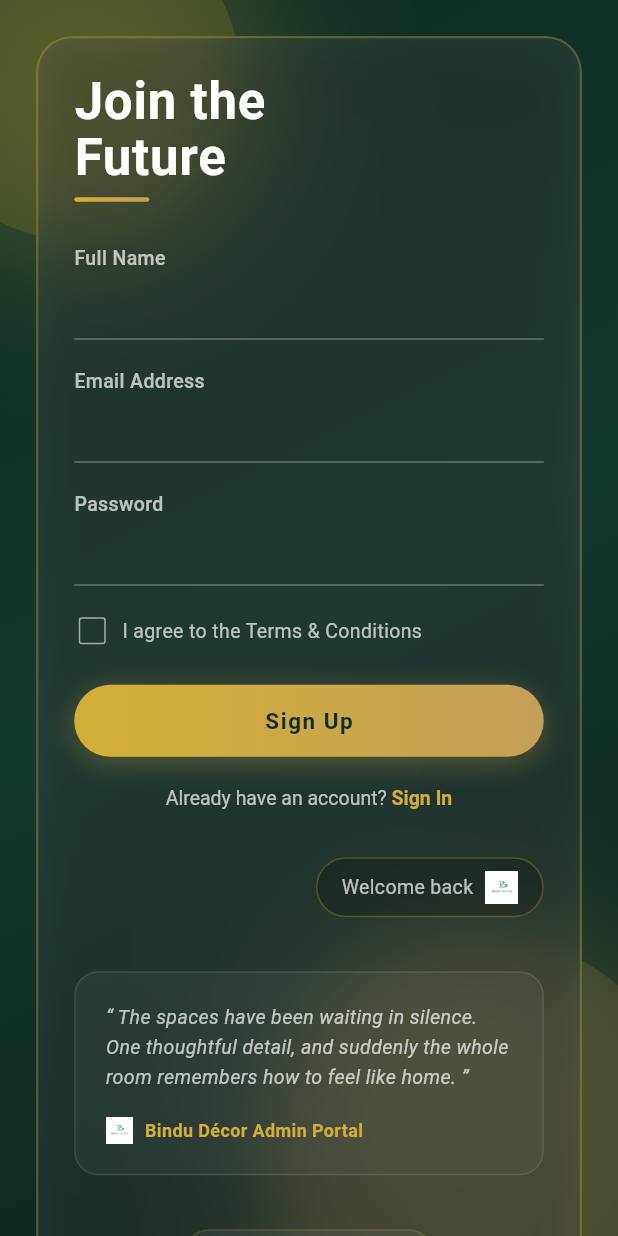
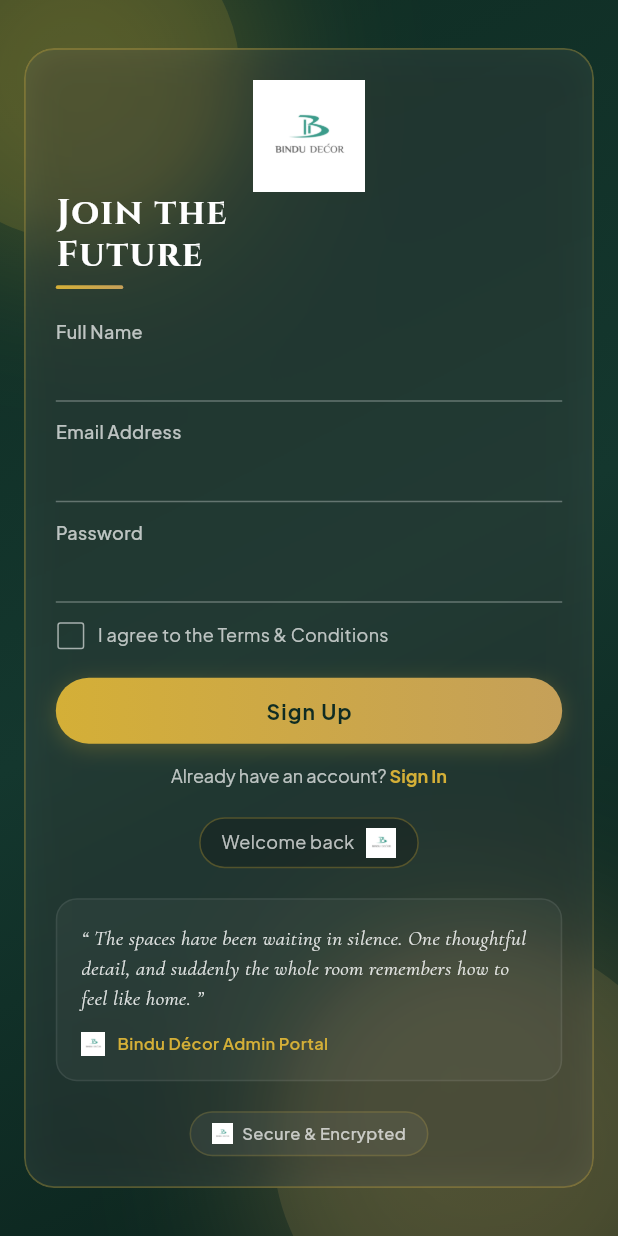
Before and after one commit to shubh685/bindu_decor, a Flutter app: the AdminAuth screen opened by its route, on a phone screen of 412 x 824 dp. Run offline on Flutter 3.47's test engine with Material 3 defaults, Android fonts, the phone set to English and light mode, and no system bars; our stand-ins replace google_fonts, visibility_detector; missing offline and left inert: font_awesome_icon_class.

Commit message:
updated code

```diff
--- a/lib/Admin_Auth.dart
+++ b/lib/Admin_Auth.dart
@@ -1,7 +1,8 @@
 import 'dart:ui';
 import 'package:flutter/material.dart';
+import 'package:google_fonts/google_fonts.dart';
 
-// Color Palette Theme inspired by home_page.dart
+// Color Palette Theme
 class LuxuryTheme {
   static const Color primaryDark = Color(0xFF0F2C23); // Dark Emerald Green
   static const Color primaryAccent = Color(0xFFD4AF37); // Signature Gold
@@ -68,8 +69,8 @@ class _AdminAuthState extends State<AdminAuth> {
           });
         } else if (_resetStep == ResetStep.newPassword) {
           ScaffoldMessenger.of(context).showSnackBar(
-            const SnackBar(
-              content: Text("Password successfully reset! Please sign in."),
+            SnackBar(
+              content: Text("Password successfully reset! Please sign in.", style: GoogleFonts.plusJakartaSans()),
               backgroundColor: LuxuryTheme.primaryDark,
             ),
           );
@@ -78,23 +79,23 @@ class _AdminAuthState extends State<AdminAuth> {
       } else if (_authMode == AuthMode.signUp) {
         if (!_agreeTerms) {
           ScaffoldMessenger.of(context).showSnackBar(
-            const SnackBar(
-              content: Text("Please agree to the Terms & Conditions."),
+            SnackBar(
+              content: Text("Please agree to the Terms & Conditions.", style: GoogleFonts.plusJakartaSans()),
               backgroundColor: Colors.redAccent,
             ),
           );
           return;
         }
         ScaffoldMessenger.of(context).showSnackBar(
-          const SnackBar(
-            content: Text("Account created successfully!"),
+          SnackBar(
+            content: Text("Account created successfully!", style: GoogleFonts.plusJakartaSans()),
             backgroundColor: LuxuryTheme.primaryDark,
           ),
         );
       } else {
         ScaffoldMessenger.of(context).showSnackBar(
-          const SnackBar(
-            content: Text("Signed in successfully!"),
+          SnackBar(
+            content: Text("Signed in successfully!", style: GoogleFonts.plusJakartaSans()),
             backgroundColor: LuxuryTheme.primaryDark,
           ),
         );
@@ -140,33 +141,35 @@ class _AdminAuthState extends State<AdminAuth> {
             // Main Centered Content
             Center(
               child: SingleChildScrollView(
-                padding: const EdgeInsets.all(24),
+                padding: const EdgeInsets.symmetric(horizontal: 16, vertical: 12),
                 child: Column(
                   mainAxisAlignment: MainAxisAlignment.center,
+                  crossAxisAlignment: CrossAxisAlignment.center,
                   children: [
-                    // Glassmorphism Main Card
+
+                    // Glassmorphism Main Card with Reduced Dimensions
                     ClipRRect(
-                      borderRadius: BorderRadius.circular(24),
+                      borderRadius: BorderRadius.circular(20),
                       child: BackdropFilter(
                         filter: ImageFilter.blur(sigmaX: 20, sigmaY: 20),
                         child: Container(
-                          width: isDesktop ? 850 : 450,
+                          width: isDesktop ? 780 : 410, // Decreased size
                           decoration: BoxDecoration(
                             color: Colors.white.withOpacity(0.08),
-                            borderRadius: BorderRadius.circular(24),
+                            borderRadius: BorderRadius.circular(20),
                             border: Border.all(
                               color: LuxuryTheme.primaryAccent.withOpacity(0.3),
-                              width: 1.5,
+                              width: 1.2,
                             ),
                             boxShadow: [
                               BoxShadow(
-                                color: Colors.black.withOpacity(0.3),
-                                blurRadius: 30,
-                                spreadRadius: 5,
+                                color: Colors.black.withOpacity(0.25),
+                                blurRadius: 25,
+                                spreadRadius: 4,
                               ),
                             ],
                           ),
-                          padding: EdgeInsets.all(isDesktop ? 40 : 24),
+                          padding: EdgeInsets.all(isDesktop ? 28 : 20), // Tighter interior padding
                           child: Form(
                             key: _formKey,
                             child: isDesktop
@@ -174,14 +177,14 @@ class _AdminAuthState extends State<AdminAuth> {
                               crossAxisAlignment: CrossAxisAlignment.start,
                               children: [
                                 Expanded(flex: 6, child: _buildFormSection()),
-                                const SizedBox(width: 40),
+                                const SizedBox(width: 28),
                                 Expanded(flex: 5, child: _buildSidePanelSection()),
                               ],
                             )
                                 : Column(
                               children: [
                                 _buildFormSection(),
-                                const SizedBox(height: 32),
+                                const SizedBox(height: 20),
                                 _buildSidePanelSection(),
                               ],
                             ),
@@ -248,14 +251,20 @@ class _AdminAuthState extends State<AdminAuth> {
     return Column(
       crossAxisAlignment: CrossAxisAlignment.start,
       children: [
-        // Title
-        Text(title, style: const TextStyle(fontSize: 34, fontWeight: FontWeight.bold, color: Colors.white, height: 1.1, letterSpacing: 0.5)),
-        const SizedBox(height: 8),
+        Align(
+          alignment: Alignment.center,
+          child: SizedBox(
+              height:75,
+              child: Image.asset("assets/images/bindu.png")),
+        ),
+        // Title with Google Fonts Cinzel
+        Text(title, style: GoogleFonts.cinzel(fontSize: 24, fontWeight: FontWeight.bold, color: Colors.white, height: 1.15, letterSpacing: 1.0,)),
+        const SizedBox(height: 6),
 
         // Accent Line
         Container(
-          height: 3,
-          width: 50,
+          height: 2.5,
+          width: 45,
           decoration: BoxDecoration(
             borderRadius: BorderRadius.circular(2),
             gradient: const LinearGradient(
@@ -263,7 +272,7 @@ class _AdminAuthState extends State<AdminAuth> {
             ),
           ),
         ),
-        const SizedBox(height: 28),
+        const SizedBox(height: 20),
 
         // Sign Up Fields
         if (_authMode == AuthMode.signUp) ...[
@@ -275,10 +284,10 @@ class _AdminAuthState extends State<AdminAuth> {
               return null;
             },
           ),
-          const SizedBox(height: 18),
+          const SizedBox(height: 12),
         ],
 
-        // Email Field (Shown during Sign Up, Sign In, or Step 1 of Reset Password)
+        // Email Field
         if (_authMode != AuthMode.resetPassword || _resetStep == ResetStep.enterEmail) ...[
           _buildTextField(
             controller: _emailController,
@@ -291,10 +300,10 @@ class _AdminAuthState extends State<AdminAuth> {
               return null;
             },
           ),
-          const SizedBox(height: 18),
+          const SizedBox(height: 12),
         ],
 
-        // Password Field (For Sign Up & Sign In)
+        // Password Field
         if (_authMode != AuthMode.resetPassword) ...[
           _buildTextField(
             controller: _passwordController,
@@ -306,10 +315,10 @@ class _AdminAuthState extends State<AdminAuth> {
               return null;
             },
           ),
-          const SizedBox(height: 18),
+          const SizedBox(height: 12),
         ],
 
-        // Reset Password Step 2: OTP Entry
+        // OTP Field
         if (_authMode == AuthMode.resetPassword && _resetStep == ResetStep.enterOtp) ...[
           _buildTextField(
             controller: _otpController,
@@ -321,10 +330,10 @@ class _AdminAuthState extends State<AdminAuth> {
               return null;
             },
           ),
-          const SizedBox(height: 18),
+          const SizedBox(height: 12),
         ],
 
-        // Reset Password Step 3: New Password & Confirm Password
+        // Reset Password New Password Fields
         if (_authMode == AuthMode.resetPassword && _resetStep == ResetStep.newPassword) ...[
           _buildTextField(
             controller: _newPasswordController,
@@ -336,7 +345,7 @@ class _AdminAuthState extends State<AdminAuth> {
               return null;
             },
           ),
-          const SizedBox(height: 18),
+          const SizedBox(height: 12),
           _buildTextField(
             controller: _confirmPasswordController,
             label: "Retype New Password",
@@ -349,7 +358,7 @@ class _AdminAuthState extends State<AdminAuth> {
               return null;
             },
           ),
-          const SizedBox(height: 18),
+          const SizedBox(height: 12),
         ],
 
         // Options Footer
@@ -357,8 +366,8 @@ class _AdminAuthState extends State<AdminAuth> {
           Row(
             children: [
               SizedBox(
-                height: 24,
-                width: 24,
+                height: 20,
+                width: 20,
                 child: Checkbox(
                   value: _agreeTerms,
                   activeColor: LuxuryTheme.primaryAccent,
@@ -372,10 +381,10 @@ class _AdminAuthState extends State<AdminAuth> {
                 ),
               ),
               const SizedBox(width: 8),
-              const Expanded(
+              Expanded(
                 child: Text(
                   "I agree to the Terms & Conditions",
-                  style: TextStyle(color: Colors.white70, fontSize: 13),
+                  style: GoogleFonts.plusJakartaSans(color: Colors.white70, fontSize: 12),
                 ),
               ),
             ],
@@ -384,27 +393,35 @@ class _AdminAuthState extends State<AdminAuth> {
           Align(
             alignment: Alignment.centerRight,
             child: TextButton(
+              style: TextButton.styleFrom(
+                padding: EdgeInsets.zero,
+                minimumSize: Size.zero,
+                tapTargetSize: MaterialTapTargetSize.shrinkWrap,
+              ),
               onPressed: () => _switchAuthMode(AuthMode.resetPassword),
-              child: const Text("Forgot Password?", style: TextStyle(color: LuxuryTheme.primaryAccent, fontSize: 13),),
+              child: Text(
+                "Forgot Password?",
+                style: GoogleFonts.plusJakartaSans(color: LuxuryTheme.primaryAccent, fontSize: 12),
+              ),
             ),
           ),
 
-        const SizedBox(height: 24),
+        const SizedBox(height: 18),
 
         // Action Button
         Container(
           width: double.infinity,
-          height: 48,
+          height: 44,
           decoration: BoxDecoration(
-            borderRadius: BorderRadius.circular(24),
+            borderRadius: BorderRadius.circular(22),
             gradient: const LinearGradient(
               colors: [LuxuryTheme.primaryAccent, LuxuryTheme.secondaryAccent],
             ),
             boxShadow: [
               BoxShadow(
-                color: LuxuryTheme.primaryAccent.withOpacity(0.3),
-                blurRadius: 15,
-                offset: const Offset(0, 4),
+                color: LuxuryTheme.primaryAccent.withOpacity(0.25),
+                blurRadius: 12,
+                offset: const Offset(0, 3),
               ),
             ],
           ),
@@ -414,13 +431,21 @@ class _AdminAuthState extends State<AdminAuth> {
               backgroundColor: Colors.transparent,
               shadowColor: Colors.transparent,
               shape: RoundedRectangleBorder(
-                borderRadius: BorderRadius.circular(24),
+                borderRadius: BorderRadius.circular(22),
               ),
             ),
-            child: Text(buttonText, style: const TextStyle(fontSize: 15, fontWeight: FontWeight.bold, color: LuxuryTheme.primaryDark, letterSpacing: 1.0)),
+            child: Text(
+              buttonText,
+              style: GoogleFonts.plusJakartaSans(
+                fontSize: 14,
+                fontWeight: FontWeight.bold,
+                color: LuxuryTheme.primaryDark,
+                letterSpacing: 0.8,
+              ),
+            ),
           ),
         ),
-        const SizedBox(height: 20),
+        const SizedBox(height: 14),
 
         // Mode Switchers
         Center(
@@ -434,7 +459,7 @@ class _AdminAuthState extends State<AdminAuth> {
             },
             child: RichText(
               text: TextSpan(
-                style: const TextStyle(fontSize: 13, color: Colors.white70),
+                style: GoogleFonts.plusJakartaSans(fontSize: 12, color: Colors.white70),
                 children: [
                   TextSpan(
                     text: _authMode == AuthMode.signUp
@@ -443,7 +468,7 @@ class _AdminAuthState extends State<AdminAuth> {
                   ),
                   TextSpan(
                     text: _authMode == AuthMode.signUp ? "Sign In" : "Sign Up",
-                    style: const TextStyle(
+                    style: GoogleFonts.plusJakartaSans(
                       color: LuxuryTheme.primaryAccent,
                       fontWeight: FontWeight.bold,
                     ),
@@ -462,11 +487,10 @@ class _AdminAuthState extends State<AdminAuth> {
     return Column(
       mainAxisAlignment: MainAxisAlignment.spaceBetween,
       children: [
-        // Mode Switcher Toggle Pill
-        Align(
-          alignment: Alignment.topRight,
+        // Centered Header Tag with Small Logo
+        Center(
           child: Container(
-            padding: const EdgeInsets.symmetric(horizontal: 16, vertical: 8),
+            padding: const EdgeInsets.symmetric(horizontal: 14, vertical: 6),
             decoration: BoxDecoration(
               color: Colors.black.withOpacity(0.2),
               borderRadius: BorderRadius.circular(20),
@@ -477,7 +501,7 @@ class _AdminAuthState extends State<AdminAuth> {
               children: [
                 Text(
                   _authMode == AuthMode.signUp ? "Welcome back" : "New here?",
-                  style: const TextStyle(color: Colors.white70, fontSize: 13),
+                  style: GoogleFonts.plusJakartaSans(color: Colors.white70, fontSize: 12),
                 ),
                 const SizedBox(width: 8),
                 GestureDetector(
@@ -488,62 +512,70 @@ class _AdminAuthState extends State<AdminAuth> {
                   },
                   child: Image.asset(
                     "assets/images/bindu.png",
-                    width: 22,
-                    height: 22,
+                    width: 20,
+                    height: 20,
                     fit: BoxFit.contain,
                     errorBuilder: (context, error, stackTrace) =>
-                    const Icon(Icons.lock, color: LuxuryTheme.primaryAccent, size: 18),
+                    const Icon(Icons.lock, color: LuxuryTheme.primaryAccent, size: 16),
                   ),
                 ),
               ],
             ),
           ),
         ),
-        const SizedBox(height: 36),
+        const SizedBox(height: 20),
 
         // Glass Quote Box
         Container(
           width: double.infinity,
-          padding: const EdgeInsets.all(20),
+          padding: const EdgeInsets.all(16),
           decoration: BoxDecoration(
             color: Colors.white.withOpacity(0.04),
-            borderRadius: BorderRadius.circular(16),
-            border: Border.all(color: Colors.white.withOpacity(0.1)),
+            borderRadius: BorderRadius.circular(14),
+            border: Border.all(color: Colors.white.withOpacity(0.08)),
           ),
           child: Column(
             crossAxisAlignment: CrossAxisAlignment.start,
             children: [
-              const Text(
+              Text(
                 "“ The spaces have been waiting in silence. One thoughtful detail, and suddenly the whole room remembers how to feel like home. ”",
-                style: TextStyle(
-                  color: Colors.white70,
-                  fontSize: 13,
-                  height: 1.5,
+                style: GoogleFonts.cormorantGaramond(
+                  color: Colors.white.withOpacity(0.85),
+                  fontSize: 14,
+                  height: 1.4,
                   fontStyle: FontStyle.italic,
+                  fontWeight: FontWeight.w400,
                 ),
               ),
-              const SizedBox(height: 16),
+              const SizedBox(height: 12),
               Row(
                 children: [
                   Image.asset(
                     "assets/images/bindu.png",
-                    width: 18,
-                    height: 18,
+                    width: 16,
+                    height: 16,
                     fit: BoxFit.contain,
-                    errorBuilder: (context, error, stackTrace) => Container(),
+                    errorBuilder: (context, error, stackTrace) => const SizedBox(),
                   ),
                   const SizedBox(width: 8),
-                  const Text("Bindu Décor Admin Portal", style: TextStyle(color: LuxuryTheme.primaryAccent, fontSize: 12, fontWeight: FontWeight.w600)),
+                  Text(
+                    "Bindu Décor Admin Portal",
+                    style: GoogleFonts.plusJakartaSans(
+                      color: LuxuryTheme.primaryAccent,
+                      fontSize: 11,
+                      fontWeight: FontWeight.w600,
+                    ),
+                  ),
                 ],
               ),
             ],
           ),
         ),
-        const SizedBox(height: 36),
+        const SizedBox(height: 20),
 
         // Security Badge
         Container(
-          padding: const EdgeInsets.symmetric(horizontal: 16, vertical: 8),
+          padding: const EdgeInsets.symmetric(horizontal: 14, vertical: 6),
           decoration: BoxDecoration(
             color: Colors.white.withOpacity(0.05),
             borderRadius: BorderRadius.circular(20),
@@ -554,14 +586,21 @@ class _AdminAuthState extends State<AdminAuth> {
             children: [
               Image.asset(
                 "assets/images/bindu.png",
-                width: 16,
-                height: 16,
+                width: 14,
+                height: 14,
                 fit: BoxFit.contain,
                 errorBuilder: (context, error, stackTrace) =>
-                const Icon(Icons.security, color: LuxuryTheme.primaryAccent, size: 16),
+                const Icon(Icons.security, color: LuxuryTheme.primaryAccent, size: 14),
               ),
-              const SizedBox(width: 8),
-              const Text("Secure & Encrypted", style: TextStyle(color: Colors.white70, fontSize: 12, fontWeight: FontWeight.w500)),
+              const SizedBox(width: 6),
+              Text(
+                "Secure & Encrypted",
+                style: GoogleFonts.plusJakartaSans(
+                  color: Colors.white70,
+                  fontSize: 11,
+                  fontWeight: FontWeight.w500,
+                ),
+              ),
             ],
           ),
         ),
@@ -569,7 +608,7 @@ class _AdminAuthState extends State<AdminAuth> {
     );
   }
 
-  // Custom Form TextField Builder with Form Field Validation
+  // Custom Form TextField Builder
   Widget _buildTextField({
     required TextEditingController controller,
     required String label,
@@ -579,29 +618,36 @@ class _AdminAuthState extends State<AdminAuth> {
     return Column(
       crossAxisAlignment: CrossAxisAlignment.start,
       children: [
-        Text(label, style: const TextStyle(color: Colors.white70, fontSize: 13, fontWeight: FontWeight.w500,)),
-        const SizedBox(height: 4),
+        Text(
+          label,
+          style: GoogleFonts.plusJakartaSans(
+            color: Colors.white70,
+            fontSize: 12,
+            fontWeight: FontWeight.w500,
+          ),
+        ),
+        const SizedBox(height: 2),
         TextFormField(
           controller: controller,
           obscureText: isPassword,
-          style: const TextStyle(color: Colors.white, fontSize: 14),
+          style: GoogleFonts.plusJakartaSans(color: Colors.white, fontSize: 13),
           cursorColor: LuxuryTheme.primaryAccent,
           validator: validator,
-          decoration: const InputDecoration(
+          decoration: InputDecoration(
             isDense: true,
-            contentPadding: EdgeInsets.symmetric(vertical: 10),
-            enabledBorder: UnderlineInputBorder(
+            contentPadding: const EdgeInsets.symmetric(vertical: 8),
+            enabledBorder: const UnderlineInputBorder(
               borderSide: BorderSide(color: Colors.white30, width: 1),
             ),
-            focusedBorder: UnderlineInputBorder(
-              borderSide: BorderSide(color: LuxuryTheme.primaryAccent, width: 2),
+            focusedBorder: const UnderlineInputBorder(
+              borderSide: BorderSide(color: LuxuryTheme.primaryAccent, width: 1.8),
             ),
-            errorStyle: TextStyle(color: Color(0xFFFF6B6B), fontSize: 12),
-            errorBorder: UnderlineInputBorder(
+            errorStyle: GoogleFonts.plusJakartaSans(color: const Color(0xFFFF6B6B), fontSize: 11),
+            errorBorder: const UnderlineInputBorder(
               borderSide: BorderSide(color: Color(0xFFFF6B6B), width: 1),
             ),
-            focusedErrorBorder: UnderlineInputBorder(
-              borderSide: BorderSide(color: Color(0xFFFF6B6B), width: 2),
+            focusedErrorBorder: const UnderlineInputBorder(
+              borderSide: BorderSide(color: Color(0xFFFF6B6B), width: 1.8),
             ),
           ),
         ),
```
